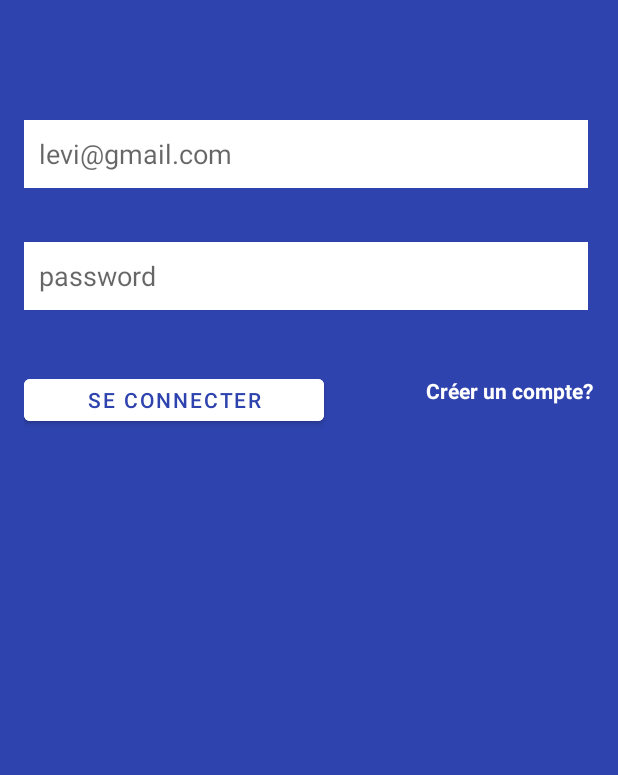
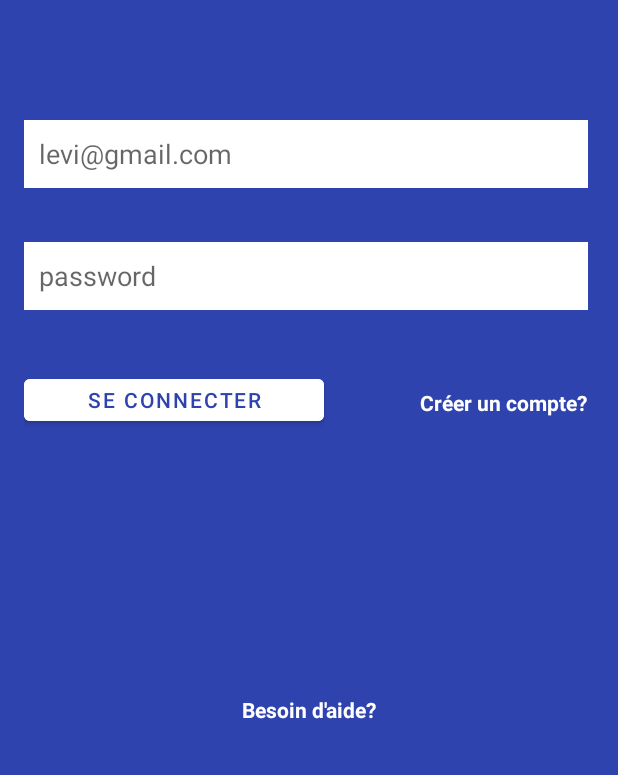
Before and after one commit to levialkalidamat/kotlin_facebook_ui_login, an Android app: the screen it shows after launch (MainActivity), on a phone screen of 412 x 824 dp, the part 461-1236 px from its top. Run offline under Robolectric (Android 15) with nearby library versions, the phone set to English and light mode, and no system bars.

Commit message:
Add help link

```diff
--- a/app/src/main/res/layout/activity_main.xml
+++ b/app/src/main/res/layout/activity_main.xml
@@ -65,12 +65,24 @@
         android:id="@+id/textView"
         android:layout_width="wrap_content"
         android:layout_height="wrap_content"
-        android:layout_marginStart="68dp"
-        android:layout_marginTop="44dp"
+        android:layout_marginStart="64dp"
+        android:layout_marginTop="52dp"
         android:text="Créer un compte?"
         android:textColor="@color/white"
         android:textStyle="bold"
         app:layout_constraintStart_toEndOf="@+id/button"
         app:layout_constraintTop_toBottomOf="@+id/editTextTextPassword" />
 
+    <TextView
+        android:id="@+id/textView2"
+        android:layout_width="wrap_content"
+        android:layout_height="wrap_content"
+        android:layout_marginBottom="18dp"
+        android:text="Besoin d'aide?"
+        android:textColor="@color/white"
+        android:textStyle="bold"
+        app:layout_constraintBottom_toBottomOf="parent"
+        app:layout_constraintEnd_toEndOf="parent"
+        app:layout_constraintStart_toStartOf="parent" />
+
 </androidx.constraintlayout.widget.ConstraintLayout>
```
